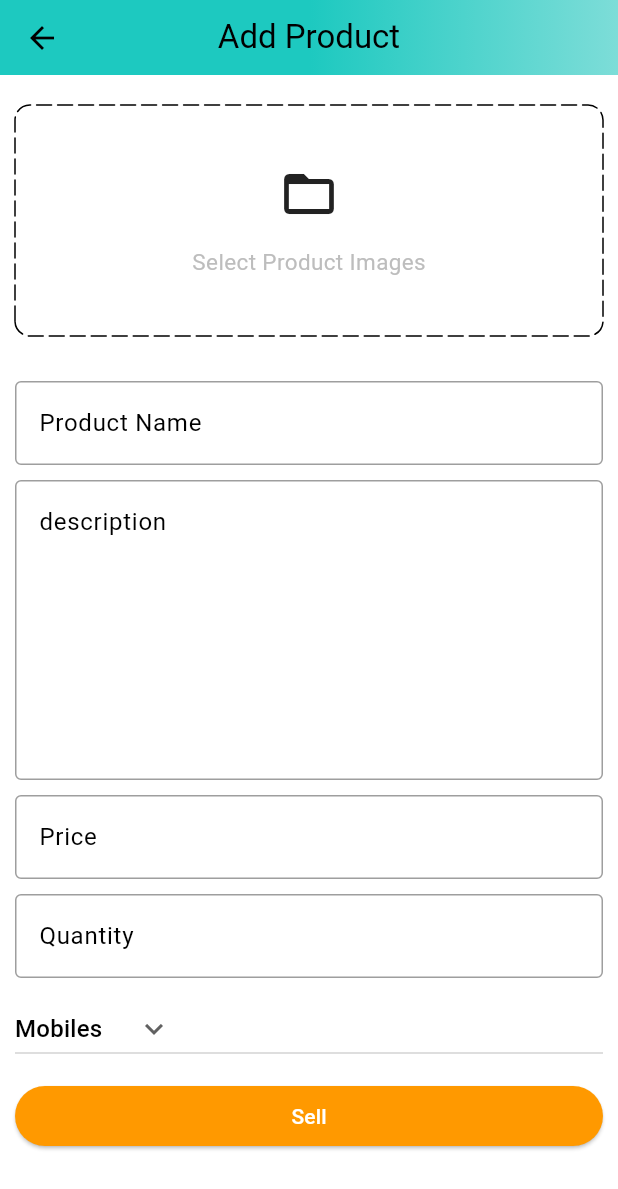
After one commit to nikhil6g/FlutterAmazon, a Flutter app: the AdminScreen screen opened by its route, after a tap on the "add" icon, on a phone screen of 412 x 824 dp. The commit adds this screen. Shown: the top 1189 px of the screen. Run offline on Flutter 3.47's test engine with Material 3 defaults, Android fonts, the phone set to English and light mode, and no system bars; drawn by our look-alikes of dotted_border; our stand-ins replace badges, carousel_slider, file_picker, shared_preferences; missing offline and left inert: cloudinary_public; accounts and stored records are empty.

Commit message:
created basic admin screen and add product api

```diff
--- a/lib/common/widgets/custom_textfield.dart
+++ b/lib/common/widgets/custom_textfield.dart
@@ -4,7 +4,14 @@ class CustomTextField extends StatelessWidget {
   final TextEditingController controller;
   final String hintText;
   final bool isPassword;
-  const CustomTextField({super.key,required this.controller,required this.hintText,required this.isPassword});
+  final int maxLines;
+  const CustomTextField({
+    super.key,
+    required this.controller,
+    required this.hintText,
+    this.isPassword=false,
+    this.maxLines= 1,
+  });
 
 
   @override
@@ -31,6 +38,7 @@ class CustomTextField extends StatelessWidget {
         }
         return null;
       },
+      maxLines: maxLines,
     );
   }
 }
--- a/lib/constants/utils.dart
+++ b/lib/constants/utils.dart
@@ -1,5 +1,30 @@
+import 'dart:io';
+
+import 'package:file_picker/file_picker.dart';
 import 'package:flutter/material.dart';
 
 void showSnackBar(BuildContext context, String text) {
   ScaffoldMessenger.of(context).showSnackBar(SnackBar(content: Text(text)));
 }
+
+Future<List<File>> pickImages() async {
+  List<File> images = [];
+  try{
+    var files = await FilePicker.platform.pickFiles(
+      type: FileType.image,
+      allowMultiple: true,
+      lockParentWindow: true,
+    );
+    if(files!=null && files.files.isNotEmpty){
+      for(int i=0;i<files.files.length;i++){
+        images.add(File(files.files[i].path!));
+      }
+    }
+    for(int j=0;j<images.length;j++){
+      debugPrint(images[j].toString());
+    }
+  }catch(e){
+    debugPrint(e.toString());
+  }
+  return images;
+}
--- a/lib/features/Auth/Screen/auth_screen.dart
+++ b/lib/features/Auth/Screen/auth_screen.dart
@@ -59,6 +59,8 @@ class _AuthScreenState extends State<AuthScreen> {
       body: SafeArea(
         child: Padding(
           padding: const EdgeInsets.all(8.0),
+          child: SingleChildScrollView(
+            physics:const ClampingScrollPhysics(),
             child: Column(
               crossAxisAlignment: CrossAxisAlignment.start,
               children: [
@@ -179,6 +181,7 @@ class _AuthScreenState extends State<AuthScreen> {
                   ),
               ],
             ),
+          ),
         )
       ),
     );
--- a/lib/features/Auth/services/services.dart
+++ b/lib/features/Auth/services/services.dart
@@ -6,7 +6,7 @@ import 'package:amazon_clone/common/widgets/bottom_bar.dart';
 import 'package:amazon_clone/constants/error_handling.dart';
 import 'package:amazon_clone/constants/global_variables.dart';
 import 'package:amazon_clone/constants/utils.dart';
-import 'package:amazon_clone/features/home/screen/home_screen.dart';
+import 'package:amazon_clone/features/admin/screens/admin_screen.dart';
 import 'package:amazon_clone/model/user.dart';
 import 'package:amazon_clone/providers/user_provider.dart';
 import 'package:flutter/material.dart';
@@ -82,7 +82,9 @@ class AuthService{
           await prefs.setString("x-auth-token", jsonDecode(res.body)['token']);
           Navigator.pushNamedAndRemoveUntil(
             context,
-            BottomBar.routeName,
+            jsonDecode(res.body)['type'] =='user' ?
+            BottomBar.routeName:
+            AdminScreen.routeName,
             (route) => false
           );
         }
--- /dev/null
+++ b/lib/features/admin/screens/add_product_screen.dart
@@ -0,0 +1,203 @@
+import 'dart:io';
+
+import 'package:amazon_clone/common/widgets/custom_button.dart';
+import 'package:amazon_clone/common/widgets/custom_textfield.dart';
+import 'package:amazon_clone/constants/global_variables.dart';
+import 'package:amazon_clone/constants/utils.dart';
+import 'package:amazon_clone/features/admin/services/admin_services.dart';
+import 'package:carousel_slider/carousel_slider.dart';
+import 'package:dotted_border/dotted_border.dart';
+import 'package:flutter/material.dart';
+
+class AddProductScreen extends StatefulWidget {
+  static const String routeName = '/add-product';
+  const AddProductScreen({super.key});
+
+  @override
+  State<AddProductScreen> createState() => _AddProductScreenState();
+}
+
+class _AddProductScreenState extends State<AddProductScreen> {
+  final TextEditingController productNameController = TextEditingController();
+  final TextEditingController descriptionController = TextEditingController();
+  final TextEditingController priceController = TextEditingController();
+  final TextEditingController quantityController = TextEditingController();
+
+  final AdminServices adminServices = AdminServices();
+
+  final _addProductFormKey= GlobalKey<FormState>();
+
+  String defaultCategory = 'Mobiles';
+
+  List<File> images =[];
+
+  List<String> productCategories = [
+    'Mobiles',
+    'Essentials',
+    'Appliances',
+    'Books',
+    'Fashion'
+  ];
+
+  @override
+  void dispose() {
+    super.dispose();
+    productNameController.dispose();
+    descriptionController.dispose();
+    priceController.dispose();
+    quantityController.dispose();
+  }
+
+  void selectImages() async {
+    var res = await pickImages();
+    setState(() {
+      images=res;
+    });
+  }
+
+  void sellProduct() {
+    if(_addProductFormKey.currentState!.validate() && images.isNotEmpty){
+      adminServices.sellProduct(
+        context: context,
+        name: productNameController.text,
+        description: descriptionController.text,
+        price: double.parse(priceController.text),
+        quantity: double.parse(quantityController.text),
+        category: defaultCategory,
+        images: images
+      );
+    }
+  }
+
+  @override
+  Widget build(BuildContext context) {
+    return Scaffold(
+      appBar: PreferredSize(
+        preferredSize: const Size.fromHeight(50),
+        child: AppBar(
+          flexibleSpace: Container(
+            decoration: const BoxDecoration(
+              gradient: GlobalVariables.appBarGradient
+            ),
+          ),
+          centerTitle: true,
+          title: const Text(
+            'Add Product',
+            style: TextStyle(
+              color: Colors.black
+            ),
+          )
+        ),
+      ),
+      body: SingleChildScrollView(
+        physics:const ClampingScrollPhysics(),
+        child: Form(
+          key: _addProductFormKey,
+          child: Padding(
+            padding: const EdgeInsets.symmetric(horizontal: 10.0),
+            child: Column(
+              children: [
+                const SizedBox(height: 20,),
+                images.isNotEmpty ?
+                CarouselSlider(
+                  items: images.map((i)  {
+                    return Builder(
+                      builder: (BuildContext context) =>Image.file(
+                        i,
+                        fit: BoxFit.cover,
+                        height: 200,
+                      ),
+                    );
+                  }).toList(),
+                  options: CarouselOptions(
+                    viewportFraction: 1,
+                    height: 200
+                  )
+                )
+                :
+                GestureDetector(
+                  onTap: selectImages,
+                  child: DottedBorder(
+                    borderType: BorderType.RRect,
+                    radius: const Radius.circular(10),
+                    dashPattern:const [10,4],
+                    strokeCap: StrokeCap.round,
+                    child: Container(
+                      width: double.infinity,
+                      height: 150,
+                      decoration: BoxDecoration(
+                        borderRadius: BorderRadius.circular(10),
+                      ),
+                      child: Column(
+                        mainAxisAlignment: MainAxisAlignment.center,
+                        children: [
+                          const Icon(
+                            Icons.folder_open,
+                            size: 40,
+                          ),
+                          const SizedBox(height: 15,),
+                          Text(
+                            'Select Product Images',
+                            style: TextStyle(
+                              fontSize: 15,
+                              color: Colors.grey.shade400,
+                            ),
+                          )
+                        ],
+                      ),
+                    )
+                  ),
+                ),
+                const SizedBox(height: 30,),
+                CustomTextField(
+                  controller: productNameController,
+                  hintText: 'Product Name',
+                ),
+                const SizedBox(height: 10,),
+                CustomTextField(
+                  controller: descriptionController,
+                  hintText: 'description',
+                  maxLines: 7,
+                ),
+                const SizedBox(height: 10,),
+                CustomTextField(
+                  controller: priceController,
+                  hintText: 'Price',
+                ),
+                const SizedBox(height: 10,),
+                CustomTextField(
+                  controller: quantityController,
+                  hintText: 'Quantity',
+                ),
+                const SizedBox(height: 10,),
+                SizedBox(
+                  width: double.infinity,
+                  child: DropdownButton(
+                    value: defaultCategory,
+                    icon: const Icon(Icons.keyboard_arrow_down),
+                    items: productCategories.map((String item) {
+                      return DropdownMenuItem(
+                        value: item,
+                        child: Text(item),
+                      );
+                    }).toList(),
+                    onChanged: (String? newVal){
+                      setState(() {
+                        defaultCategory = newVal!;
+                      });
+                    }
+                  ),
+                ),
+                const SizedBox(height: 10,),
+                CustomButton(
+                  text: 'Sell',
+                  onTap: sellProduct
+                )
+              ],
+            ),
+          )
+        )
+      )
+    );
+  }
+}
--- /dev/null
+++ b/lib/features/admin/screens/admin_screen.dart
@@ -0,0 +1,125 @@
+import 'package:amazon_clone/constants/global_variables.dart';
+import 'package:amazon_clone/features/admin/screens/product_screen.dart';
+import 'package:flutter/material.dart';
+
+class AdminScreen extends StatefulWidget {
+  static const String routeName = '/admin_screen';
+  const AdminScreen({super.key});
+
+  @override
+  State<AdminScreen> createState() => _AdminScreenState();
+}
+
+class _AdminScreenState extends State<AdminScreen> {
+
+  int _page=0;
+  double bottomBarWidth = 42;
+  double bottomBarBorderWidth =5;
+  List<Widget> pages =[
+    const ProductScreen(),
+    const Center(child: Text('Analytics Page')),
+    const Center(child: Text('Cart Page')),
+  ];
+
+  void updatePage(int page){
+    setState(() {
+      _page=page;
+    });
+  }
+
+  @override
+  Widget build(BuildContext context) {
+    return Scaffold(
+      appBar: PreferredSize(
+        preferredSize: const Size.fromHeight(50),
+        child: AppBar(
+          flexibleSpace: Container(
+            decoration: const BoxDecoration(
+              gradient: GlobalVariables.appBarGradient
+            ),
+          ),
+          title: Row(
+            mainAxisAlignment: MainAxisAlignment.spaceBetween,
+            children: [
+              Container(
+                alignment: Alignment.topLeft,
+                child: Image.asset(
+                  'assets/images/amazon_in.png',
+                  width: 120,
+                  height: 45,
+                  color: Colors.black,
+                ),
+              ),
+              const Text(
+                'Admin',
+                style: TextStyle(
+                  fontWeight: FontWeight.bold,
+                  color: Colors.black
+                ),
+              )
+            ],
+          ),
+        ),
+      ),
+      body: pages[_page],
+      bottomNavigationBar: BottomNavigationBar(
+        onTap: updatePage,
+        currentIndex: _page,
+        selectedItemColor: GlobalVariables.selectedNavBarColor,
+        unselectedItemColor: GlobalVariables.unselectedNavBarColor,
+        backgroundColor: GlobalVariables.backgroundColor,
+        iconSize: 28,
+        items:[
+          //Posts page
+          BottomNavigationBarItem(
+            icon: Container(
+              width: bottomBarWidth,
+              decoration: BoxDecoration(
+                border: Border(
+                  top: BorderSide(
+                    color: _page ==0 ? GlobalVariables.selectedNavBarColor: GlobalVariables.backgroundColor,
+                    width: bottomBarBorderWidth,
+                  )
+                )
+              ),
+              child: const Icon(Icons.home_outlined),
+            ),
+            label: ''
+          ),
+          //Analytics
+          BottomNavigationBarItem(
+            icon: Container(
+              width: bottomBarWidth,
+              decoration: BoxDecoration(
+                border: Border(
+                  top: BorderSide(
+                    color: _page == 1 ? GlobalVariables.selectedNavBarColor: GlobalVariables.backgroundColor,
+                    width: bottomBarBorderWidth,
+                  )
+                )
+              ),
+              child: const Icon(Icons.analytics_outlined),
+            ),
+            label: ''
+          ),
+          //for orders
+          BottomNavigationBarItem(
+            icon: Container(
+              width: bottomBarWidth,
+              decoration: BoxDecoration(
+                border: Border(
+                  top: BorderSide(
+                    color: _page == 2 ? GlobalVariables.selectedNavBarColor: GlobalVariables.backgroundColor,
+                    width: bottomBarBorderWidth,
+                  )
+                )
+              ),
+              child: const Icon(Icons.all_inbox_outlined),
+            ),
+            label: ''
+          ),
+        ]
+      ),
+    );
+  }
+}
--- /dev/null
+++ b/lib/features/admin/screens/product_screen.dart
@@ -0,0 +1,32 @@
+import 'package:amazon_clone/features/admin/screens/add_product_screen.dart';
+import 'package:flutter/material.dart';
+
+class ProductScreen extends StatefulWidget {
+  const ProductScreen({super.key});
+
+  @override
+  State<ProductScreen> createState() => _ProductScreenState();
+}
+
+class _ProductScreenState extends State<ProductScreen> {
+
+  void navigateToVoidAddProduct(){
+    Navigator.pushNamed(context, AddProductScreen.routeName);
+  }
+
+  @override
+  Widget build(BuildContext context) {
+    return Scaffold(
+      body:const Center(
+        child: Text('product'),
+      ),
+      floatingActionButton: FloatingActionButton(
+        tooltip:  'Add a product',
+        backgroundColor:const Color.fromARGB(255, 29, 201, 192),
+        onPressed: navigateToVoidAddProduct,
+        child:const Icon(Icons.add)
+      ),
+      floatingActionButtonLocation: FloatingActionButtonLocation.centerFloat,
+    );
+  }
+}
--- /dev/null
+++ b/lib/features/admin/services/admin_services.dart
@@ -0,0 +1,77 @@
+// ignore_for_file: use_build_context_synchronously
+
+import 'dart:io';
+
+import 'package:amazon_clone/constants/error_handling.dart';
+import 'package:amazon_clone/constants/global_variables.dart';
+import 'package:amazon_clone/constants/utils.dart';
+import 'package:amazon_clone/model/product.dart';
+import 'package:amazon_clone/providers/user_provider.dart';
+import 'package:cloudinary_public/cloudinary_public.dart';
+import 'package:flutter/material.dart';
+import 'package:http/http.dart' as http;
+import 'package:provider/provider.dart';
+
+class AdminServices {
+  void sellProduct({
+    required BuildContext context,
+    required String name,
+    required String description,
+    required double price,
+    required double quantity,
+    required String category,
+    required List<File> images,
+  }) async{
+    try{
+      //because we are in shared cluster on mongodb so we can store only 512 mb data
+      //that's why we don't store these images files on mongodb
+      //we use cloudinary for that , This package allows you to upload media files directly to cloudinary, without exposing your apiKey or secretKey.
+      final cloudinary = CloudinaryPublic(
+        'dyv42n1qk', //cloudname
+        'kslahkl'    //uploadPreset
+      );
+      List<String> imageUrls = [];
+
+      for(int j=0;j<images.length;j++){
+        CloudinaryResponse res = await cloudinary.uploadFile(
+          CloudinaryFile.fromFile(
+            images[j].path,
+            folder: name
+          )
+        );
+        imageUrls.add(res.secureUrl);
+      }
+
+      final userProvider = Provider.of<UserProvider>(context,listen: false);
+
+      Product product = Product(
+        name: name,
+        description: description,
+        quantity: quantity,
+        price: price,
+        imageUrls: imageUrls,
+        category: category
+      );
+
+      http.Response res = await http.post(
+        Uri.parse('$uri/admin/add-product'),
+        body: product.toJson(),
+        headers: <String,String>{
+          'Content-Type' : 'application/json; charset=UTF-8',   //this header part is used for as we using a middleware in index.js
+          'x-auth-token' :  userProvider.user.token             //file named express.json()
+        }
+      );
+
+      httpErrorHandle(
+        response: res,
+        context: context,
+        onSuccess: (){
+          showSnackBar(context, 'Product added successfully');
+          Navigator.pop(context);
+        }
+      );
+    }catch(e){
+      showSnackBar(context, e.toString());
+    }
+  }
+}
--- a/lib/main.dart
+++ b/lib/main.dart
@@ -2,7 +2,7 @@ import 'package:amazon_clone/common/widgets/bottom_bar.dart';
 import 'package:amazon_clone/constants/global_variables.dart';
 import 'package:amazon_clone/features/Auth/Screen/auth_screen.dart';
 import 'package:amazon_clone/features/Auth/services/services.dart';
-import 'package:amazon_clone/features/home/screen/home_screen.dart';
+import 'package:amazon_clone/features/admin/screens/admin_screen.dart';
 import 'package:amazon_clone/providers/user_provider.dart';
 import 'package:amazon_clone/router.dart';
 import 'package:flutter/material.dart';
@@ -54,8 +54,11 @@ class _MyAppState extends State<MyApp> {
         )
       ),
       onGenerateRoute: (settings) => generateRoute(settings),
-      home: Provider.of<UserProvider>(context).user.token.isNotEmpty ?
-      const BottomBar():
+      home: Provider.of<UserProvider>(context).user.token.isNotEmpty
+      ? Provider.of<UserProvider>(context).user.type == 'user'
+        ? const BottomBar()
+        : const AdminScreen()
+      :
       const AuthScreen(),
     );
   }
--- /dev/null
+++ b/lib/model/product.dart
@@ -0,0 +1,51 @@
+import 'dart:convert';
+
+class Product{
+  final String name;
+  final String description;
+  final double quantity;
+  final double price;
+  final List<String> imageUrls;
+  final String category;
+  final String? id;
+  //rating
+
+  Product({
+    required this.name,
+    required this.description,
+    required this.quantity,
+    required this.price,
+    required this.imageUrls,
+    required this.category,
+    this.id,
+  });
+  Map<String, dynamic> toMap() {
+    return {
+      "name": name,
+      "description": description,
+      "quantity": quantity,
+      "imageUrls": imageUrls,
+      "category": category,
+      "price": price,
+      "id": id,
+    };
+  }
+
+  factory Product.fromMap(Map<String, dynamic> map) {
+    return Product(
+      name: map['name'] ?? '',
+      description: map['description'] ?? '',
+      quantity: map['quantity']?.toDouble() ?? 0.0,
+      imageUrls: List<String>.from(map['images']),
+      category: map['category'] ?? '',
+      price: map['price']?.toDouble() ?? 0.0,
+      id: map['_id'],
+    );
+  }
+
+  String toJson() => json.encode(toMap());
+
+  factory Product.fromJson(String source) =>
+      Product.fromMap(json.decode(source));
+
+}
--- a/lib/router.dart
+++ b/lib/router.dart
@@ -1,5 +1,7 @@
 import 'package:amazon_clone/common/widgets/bottom_bar.dart';
 import 'package:amazon_clone/features/Auth/Screen/auth_screen.dart';
+import 'package:amazon_clone/features/admin/screens/add_product_screen.dart';
+import 'package:amazon_clone/features/admin/screens/admin_screen.dart';
 import 'package:amazon_clone/features/home/screen/home_screen.dart';
 import 'package:flutter/material.dart';
 
@@ -15,10 +17,20 @@ Route<dynamic> generateRoute(RouteSettings routeSettings){
         settings: routeSettings,
         builder: (_)=> const BottomBar(),
       );
+    case AdminScreen.routeName :
+      return MaterialPageRoute(
+        settings: routeSettings,
+        builder: (_)=> const AdminScreen(),
+      );
     case HomeScreen.routeName :
       return MaterialPageRoute(
         settings: routeSettings,
         builder: (_)=> const HomeScreen(),
+      );
+    case AddProductScreen.routeName :
+      return MaterialPageRoute(
+        settings: routeSettings,
+        builder: (_)=> const AddProductScreen(),
       );
     default :
       return MaterialPageRoute(
--- a/pubspec.yaml
+++ b/pubspec.yaml
@@ -30,7 +30,10 @@ environment:
 dependencies:
   badges: ^3.1.2
   carousel_slider: ^4.2.1
+  cloudinary_public: ^0.23.1
   cupertino_icons: ^1.0.2
+  dotted_border: ^2.1.0
+  file_picker: ^4.5.1
   flutter:
     sdk: flutter
   http: ^0.13.6
```
Also changed, not shown: pubspec.lock, 1 other file. Lines whose indentation alone changed are shown as unchanged.
